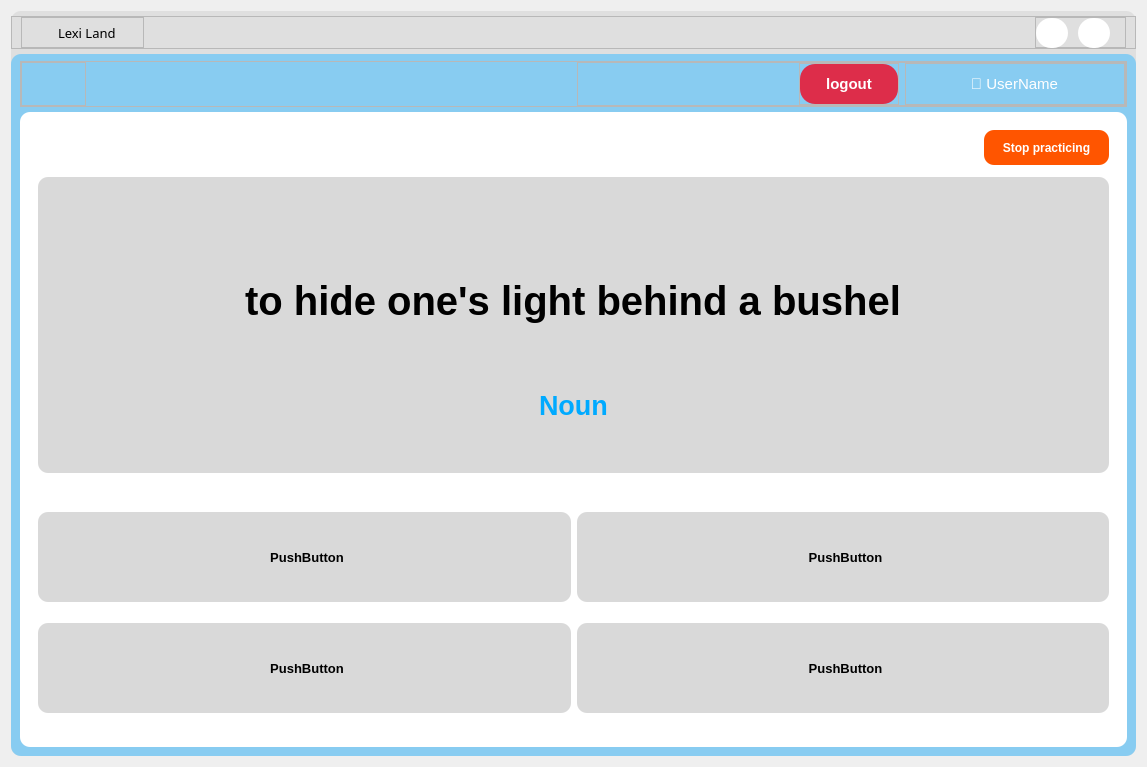
Old version of the form UI/forms/practice.ui in the repository yuukun123/LexiLand.
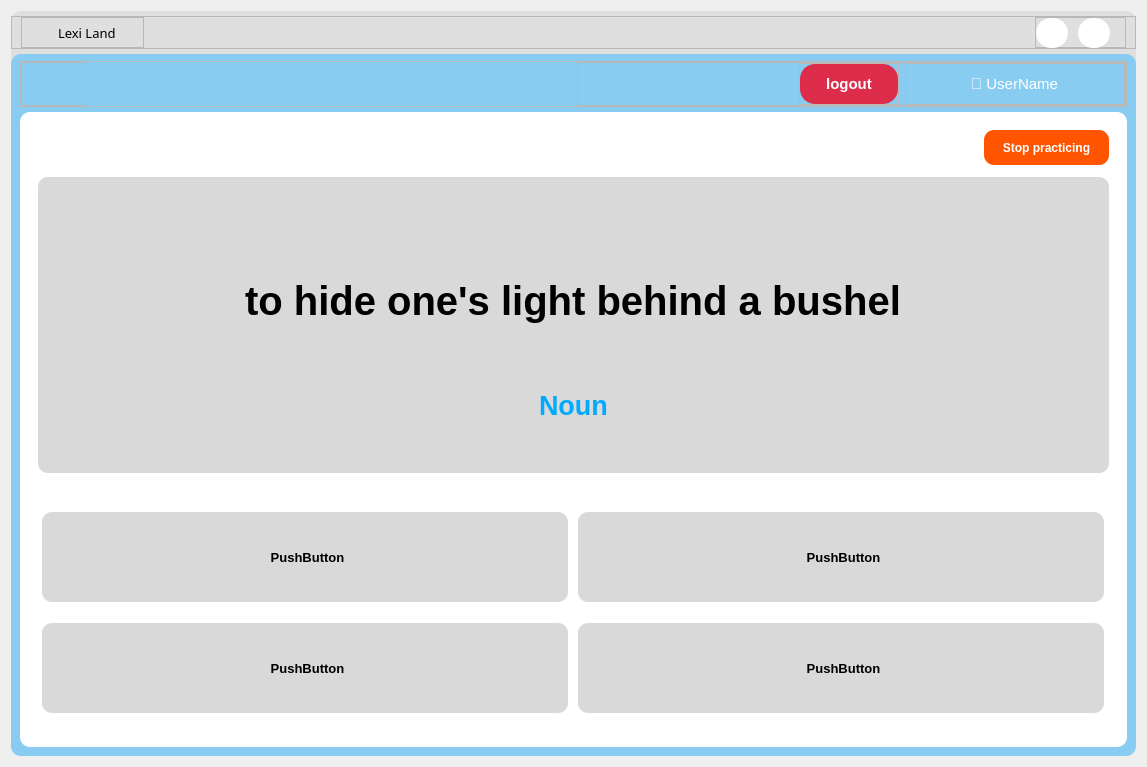
New version of the form. Icons and pictures are not drawn.

Patch:
```diff
--- a/UI/forms/practice.ui
+++ b/UI/forms/practice.ui
@@ -822,10 +822,16 @@
                 <widget class="QPushButton" name="answer4">
                  <property name="minimumSize">
                   <size>
-                   <width>0</width>
+                   <width>526</width>
                    <height>90</height>
                   </size>
                  </property>
+                 <property name="maximumSize">
+                  <size>
+                   <width>526</width>
+                   <height>16777215</height>
+                  </size>
+                 </property>
                  <property name="font">
                   <font>
                    <pointsize>10</pointsize>
@@ -854,10 +860,16 @@
                 <widget class="QPushButton" name="answer3">
                  <property name="minimumSize">
                   <size>
-                   <width>0</width>
+                   <width>526</width>
                    <height>90</height>
                   </size>
                  </property>
+                 <property name="maximumSize">
+                  <size>
+                   <width>526</width>
+                   <height>16777215</height>
+                  </size>
+                 </property>
                  <property name="font">
                   <font>
                    <pointsize>10</pointsize>
@@ -886,10 +898,16 @@
                 <widget class="QPushButton" name="answer2">
                  <property name="minimumSize">
                   <size>
-                   <width>0</width>
+                   <width>526</width>
                    <height>90</height>
                   </size>
                  </property>
+                 <property name="maximumSize">
+                  <size>
+                   <width>526</width>
+                   <height>16777215</height>
+                  </size>
+                 </property>
                  <property name="font">
                   <font>
                    <pointsize>10</pointsize>
@@ -918,10 +936,16 @@
                 <widget class="QPushButton" name="answer1">
                  <property name="minimumSize">
                   <size>
-                   <width>0</width>
+                   <width>526</width>
                    <height>90</height>
                   </size>
                  </property>
+                 <property name="maximumSize">
+                  <size>
+                   <width>526</width>
+                   <height>16777215</height>
+                  </size>
+                 </property>
                  <property name="baseSize">
                   <size>
                    <width>0</width>
```
